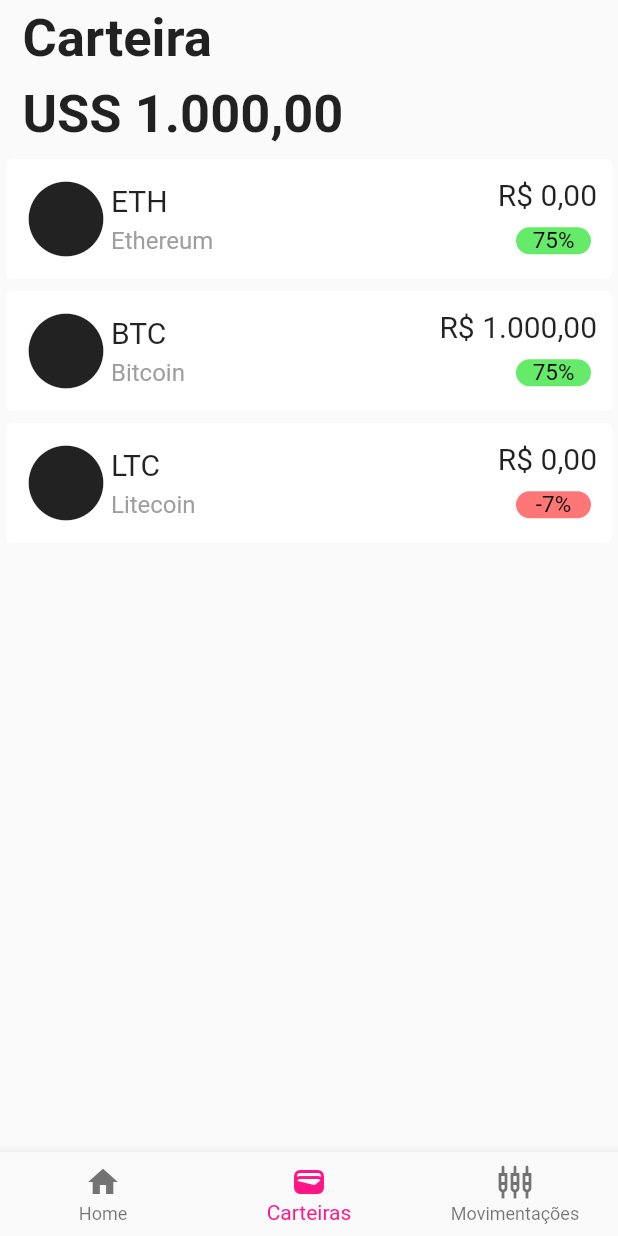
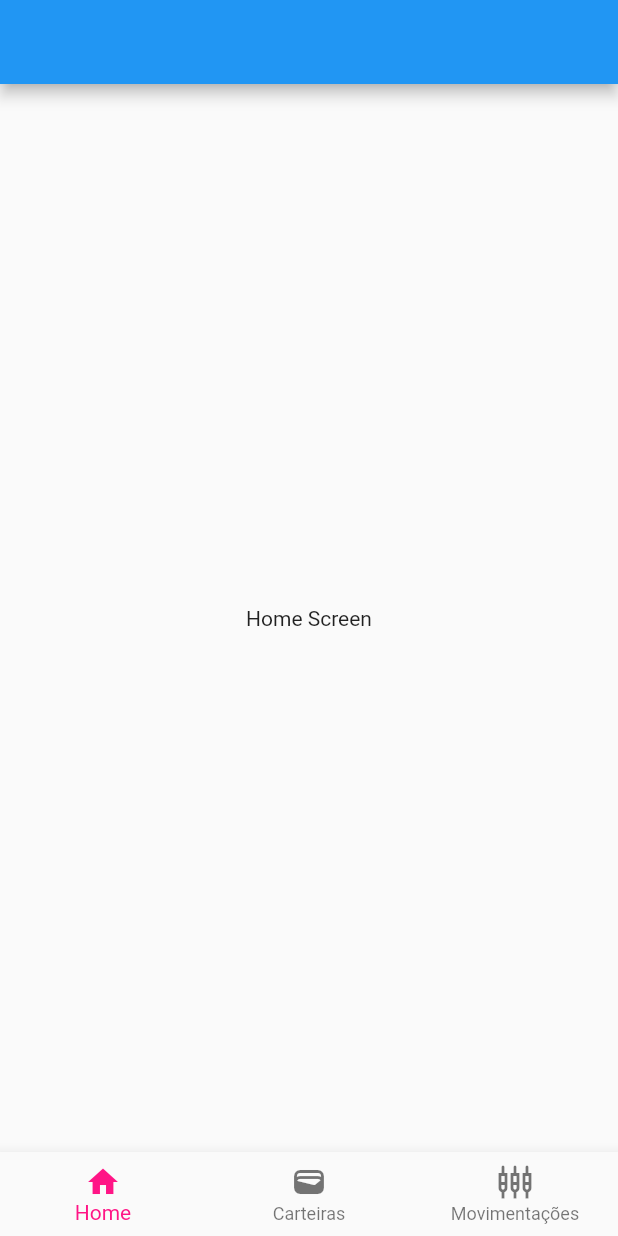
Before and after one commit to dannestulla/FlutterEverest, a Flutter app: the screen it shows after launch, on a phone screen of 412 x 824 dp. Run offline on Flutter 3.47's test engine with Material 2 defaults, Android fonts, the phone set to English and light mode, and no system bars; our stand-ins replace charts_flutter, flutter_riverpod.

```diff
--- a/lib/cripto_providers.dart
+++ /dev/null
@@ -1,10 +0,0 @@
-import 'package:flutter_riverpod/flutter_riverpod.dart';
-import 'package:listagem_cripto/screens/list_screen.dart';
-
-final criptoSelectedProvider = StateProvider((ref) => criptosList[0]);
-
-final List<Criptos> criptosList = [
-  Criptos("ETH", "Ethereum", "R\$ 0,00", "75%"),
-  Criptos("BTC", "Bitcoin", "R\$ 1.000,00", "75%"),
-  Criptos("LTC", "Litecoin", "R\$ 0,00", "-7%")
-];
--- /dev/null
+++ b/lib/models/cripto_chart_model.dart
@@ -0,0 +1,6 @@
+class CriptoChartModel {
+  final double price;
+  final double date;
+
+  CriptoChartModel(this.price, this.date);
+}
--- a/lib/screen_components/bottom_navigation.dart
+++ b/lib/screen_components/bottom_navigation.dart
@@ -1,12 +1,39 @@
 import 'package:flutter/material.dart';
+import 'package:listagem_cripto/screens/home_screen.dart';
+import 'package:listagem_cripto/screens/transactions_screen.dart';
+import '../screens/list_screen.dart';
 import '../utils/strings.dart';
 
-class CustomBottomNavigation extends StatelessWidget {
+class CustomBottomNavigation extends StatefulWidget {
   const CustomBottomNavigation({Key? key}) : super(key: key);
+  static const customBottomNavigation = "/bottom_navigation";
+
+  @override
+  State<CustomBottomNavigation> createState() => _StateCustomBottomNavigation();
+}
+
+class _StateCustomBottomNavigation extends State<CustomBottomNavigation> {
+  int _selectedIndex = 0;
+
+  _StateCustomBottomNavigation();
+
+  void _onItemTapped(int index) {
+    setState(() {
+      _selectedIndex = index;
+    });
+  }
+
+  final List<Widget> routesList = [
+    const HomeScreen(),
+    const CriptoListSelection(),
+    const TransactionsScreen(),
+  ];
 
   @override
   Widget build(BuildContext context) {
-    return BottomNavigationBar(
+    return Scaffold(body:
+      routesList[_selectedIndex],
+      bottomNavigationBar: BottomNavigationBar(
         items: const <BottomNavigationBarItem>[
           BottomNavigationBarItem(
             icon: Icon(Icons.home),
@@ -21,7 +48,11 @@ class CustomBottomNavigation extends StatelessWidget {
             label: Strings.movimentacoes,
           ),
         ],
-        currentIndex: 1,
-        selectedItemColor: const Color.fromARGB(255, 255, 21, 134));
+        currentIndex: _selectedIndex,
+        selectedItemColor: const Color.fromARGB(255, 255, 21, 134),
+        onTap: (index) {
+          _onItemTapped(index);
+          routesList[index];
+        }));
   }
 }
--- a/lib/screen_components/edit_text.dart
+++ b/lib/screen_components/edit_text.dart
@@ -4,11 +4,12 @@ class CriptoEditText extends StatelessWidget {
   CriptoEditText(this.montanteSerConvertido, {Key? key})
       : super(key: key);
   String montanteSerConvertido;
+  TextEditingController editText = TextEditingController();
 
   @override
   Widget build(BuildContext context) {
     return TextField(
-      obscureText: true,
+      controller: editText,
       decoration: InputDecoration(
         border: const OutlineInputBorder(),
         labelText: montanteSerConvertido,
--- a/lib/screens/cripto_screen.dart
+++ b/lib/screens/cripto_screen.dart
@@ -4,7 +4,7 @@ import 'package:listagem_cripto/screen_components/button.dart';
 import 'package:listagem_cripto/screen_components/titles.dart';
 import 'package:listagem_cripto/screens/convert_screen.dart';
 import 'package:listagem_cripto/utils/strings.dart';
-import '../cripto_providers.dart';
+import '../providers/cripto_providers.dart';
 import '../screen_components/app_bar.dart';
 import '../screen_components/cripto_chart.dart';
 import '../screen_components/details_row.dart';
@@ -15,10 +15,10 @@ class SelectedCriptoScreen extends ConsumerWidget {
 
   @override
   Widget build(BuildContext context, WidgetRef ref) {
-    final currencyName = ref.watch(criptoSelectedProvider.notifier);
+    final currencyName = ref.watch(criptoSelected.notifier);
 
     return Scaffold(
-        appBar: const CustomAppBar(),
+        appBar: const CustomAppBar(title: Strings.detalhes),
         body: SingleChildScrollView(
             child: Padding(
                 padding: const EdgeInsets.all(20),
--- /dev/null
+++ b/lib/screens/home_screen.dart
@@ -0,0 +1,15 @@
+import 'package:flutter/material.dart';
+
+class HomeScreen extends StatelessWidget {
+  const HomeScreen({Key? key}) : super(key: key);
+  static const homeScreen = '/home_screen';
+
+  @override
+  Widget build(BuildContext context) {
+    return Scaffold(
+      appBar: AppBar(),
+      body: const Center(
+      child: Text("Home Screen"))
+    );
+  }
+}
--- a/lib/screens/list_screen.dart
+++ b/lib/screens/list_screen.dart
@@ -2,42 +2,50 @@ import 'package:flutter/material.dart';
 import 'package:flutter_riverpod/flutter_riverpod.dart';
 import 'package:listagem_cripto/screen_components/card.dart';
 import 'package:listagem_cripto/screens/cripto_screen.dart';
-
-import '../cripto_providers.dart';
-import '../screen_components/bottom_navigation.dart';
+import 'package:listagem_cripto/utils/styles.dart';
+import '../providers/cripto_providers.dart';
+import '../utils/strings.dart';
 
 class CriptoListSelection extends ConsumerWidget {
   const CriptoListSelection({Key? key}) : super(key: key);
+  static const listSelection = "";
 
   @override
   Widget build(BuildContext context, WidgetRef ref) {
-    return Scaffold(
-        body: SafeArea(
-            child:
+    final criptoResponse = ref.watch(criptoListResponse);
+    return SafeArea(child: Scaffold(
+        body: criptoResponse.when(
+            error: (error, stackTrace) => Text(error.toString()),
+            loading: () => const CircularProgressIndicator(),
+            data: (responseData) =>
                 Column(crossAxisAlignment: CrossAxisAlignment.start, children: [
                   const Padding(
-              padding: EdgeInsets.symmetric(vertical: 5, horizontal: 15),
-              child: Text("Carteira",
-                  style: TextStyle(fontSize: 35, fontWeight: FontWeight.bold))),
+                      padding:
+                          EdgeInsets.symmetric(vertical: 5, horizontal: 15),
+                      child: Text(Strings.carteiras,
+                          style: CustomTextStyle.titleBold)),
                   const Padding(
-              padding: EdgeInsets.symmetric(vertical: 5, horizontal: 15),
+                      padding:
+                          EdgeInsets.symmetric(vertical: 5, horizontal: 15),
                       child: Text("USS 1.000,00",
-                  style: TextStyle(fontSize: 35, fontWeight: FontWeight.bold))),
+                          style: CustomTextStyle.titleBold)),
                   Expanded(
                       child: ListView.builder(
-                  itemCount: criptosList.length,
+                          itemCount: responseData.length,
                           itemBuilder: (context, index) {
                             return GestureDetector(
                                 onTap: () {
-                          ref.watch(criptoSelectedProvider.notifier).state =
-                              criptosList[index];
-                          Navigator.pushNamed(context,
-                              SelectedCriptoScreen.selectedCriptoScreen);
+                                  ref.watch(criptoSelected.notifier).state =
+                                      responseData[index];
+                                  Navigator.pushNamed(
+                                      context,
+                                      SelectedCriptoScreen
+                                          .selectedCriptoScreen);
                                 },
-                        child: CriptoCard(index));
+                                child: CriptoCard(responseData[index]));
                           }))
                 ])),
-        bottomNavigationBar: const CustomBottomNavigation());
+        ));
   }
 }
 
--- a/lib/utils/mock_chart_data.dart
+++ b/lib/utils/mock_chart_data.dart
@@ -1,7 +1,8 @@
 import 'dart:math';
 
 import 'package:charts_flutter/flutter.dart' as charts;
-import 'package:listagem_cripto/screen_components/cripto_chart.dart';
+
+import '../models/cripto_chart_model.dart';
 
 List<charts.Series<CriptoChartModel, double>> createCriptoData(int numberOfDays) {
   final criptoData = List<double>.generate(
--- a/lib/utils/strings.dart
+++ b/lib/utils/strings.dart
@@ -23,4 +23,5 @@ class Strings {
   static const montantePosConversao = "Montante pós conversao";
   static const conversaoEfetuada = "Conversão efetuada";
   static const efetuadaComSucesso = "Conversão de moeda efetuada com sucesso!";
+  static const transacoes = "Transações";
 }
```
Also changed, not shown: lib/main.dart (+19 -6 lines), lib/models/transactions_model.dart (added, +10 -0 lines), lib/providers/cripto_providers.dart (added, +20 -0 lines), lib/screen_components/app_bar.dart (+5 -5 lines), lib/screen_components/button.dart (+10 -6 lines), lib/screen_components/card.dart (+51 -11 lines), lib/screen_components/cripto_chart.dart (+0 -7 lines), lib/screen_components/dropdown_button.dart (+9 -10 lines), lib/screens/convert_screen.dart (+46 -14 lines), lib/screens/transactions_screen.dart (added, +38 -0 lines). Lines whose indentation alone changed are shown as unchanged.
